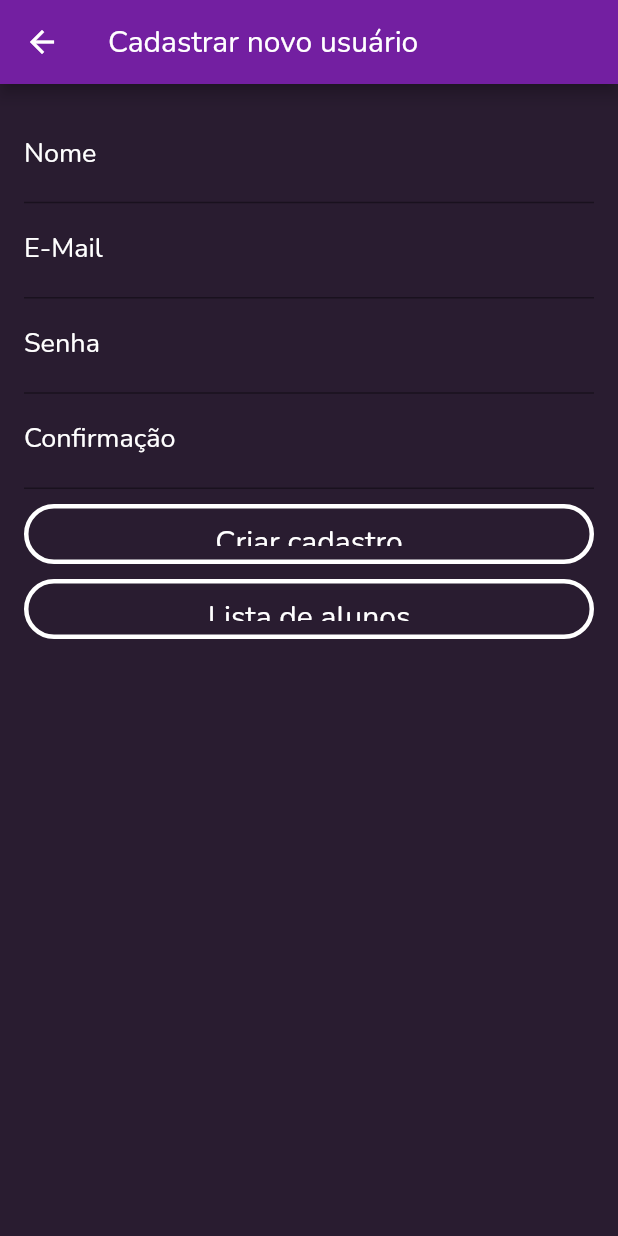
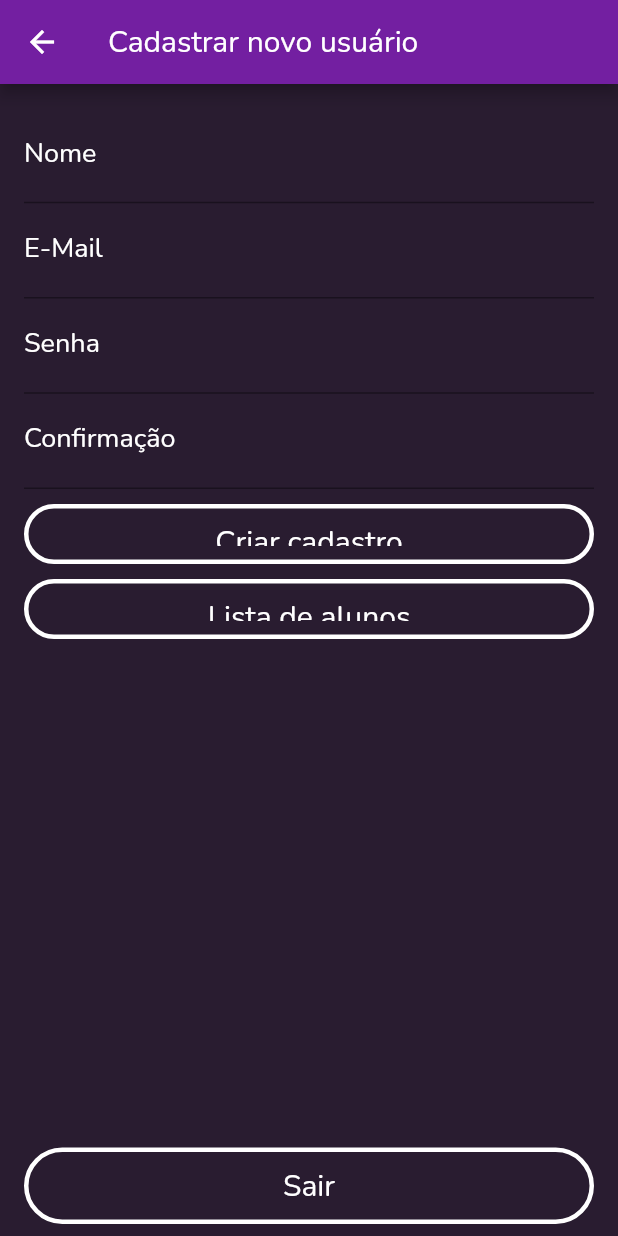
Before and after one commit to h80r-uft/PS-ps_i1, a Flutter app: the NewUser screen opened by its route, on a phone screen of 412 x 824 dp. Run offline on Flutter 3.47's test engine with Material 2 defaults, Android fonts, the phone set to English and light mode, and no system bars; our stand-ins replace cloud_firestore, email_validator, firebase_auth, firebase_core, flutter_redux, redux and 1 more; missing offline and left inert: firebase; accounts and stored records are empty.

Commit message:
hotfix/teacher_logout | Adicionado logout para professores
- No arquivo lib/pages/new_user/new_user.dart foi adicionado um container para o botão sair;
- No arquivo lib/pages/new_user/new_user_view_model.dart foi adicionada a função onExit;
- No arquivo lib/store/add_student/add_student_actions.dart foram adicionadas classes de logout.

```diff
--- a/lib/pages/new_user/new_user.dart
+++ b/lib/pages/new_user/new_user.dart
@@ -110,6 +110,16 @@ class NewUser extends StatelessWidget {
               ),
             ),
           ),
+          bottomNavigationBar: Container(
+            margin: const EdgeInsets.symmetric(
+              horizontal: 16.0,
+              vertical: 8.0,
+            ),
+            child: OutlinedButton(
+              onPressed: viewModel.onExit,
+              child: const Text('Sair'),
+            ),
+          ),
         );
       },
     );
--- a/lib/pages/new_user/new_user_view_model.dart
+++ b/lib/pages/new_user/new_user_view_model.dart
@@ -1,6 +1,6 @@
+import 'package:ps_i1/services/services.dart';
 import 'package:ps_i1/middlewares/navigation/navigation_actions.dart';
 import 'package:redux/redux.dart';
-
 import 'package:ps_i1/store/add_student/add_student_actions.dart';
 import 'package:ps_i1/store/app_state.dart';
 import 'package:ps_i1/services/add_student/add_student_service_firestore.dart';
@@ -52,6 +52,9 @@ class NewUserViewModel {
   /// estudantes cadastrados.
   final Function() onSelectList;
 
+  /// Realiza o logout do usuário.
+  final void Function() onExit;
+
   const NewUserViewModel({
     required this.name,
     required this.onNameChange,
@@ -65,6 +68,7 @@ class NewUserViewModel {
     required this.registering,
     required this.registeringError,
     required this.onSelectList,
+    required this.onExit,
   });
 
   /// Aplica os valores do estado no [NewUserViewModel].
@@ -86,6 +90,7 @@ class NewUserViewModel {
       registering: state.registering,
       registeringError: state.registeringError,
       onSelectList: () => store.dispatch(NavigateTo('/students')),
+      onExit: () => store.dispatch(logoutThunk(Services.users)),
     );
   }
 }
```
Also changed, not shown: lib/store/add_student/add_student_actions.dart (+48 -0 lines).
